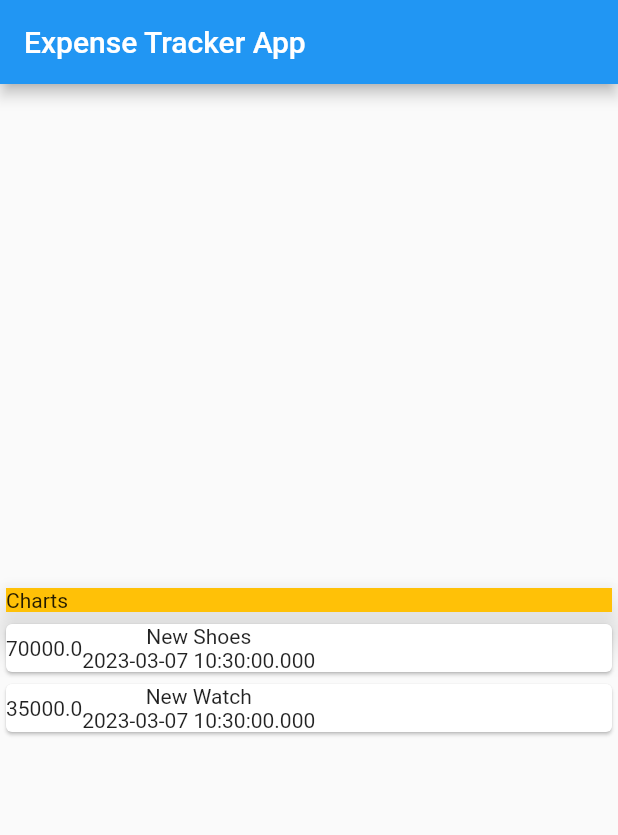
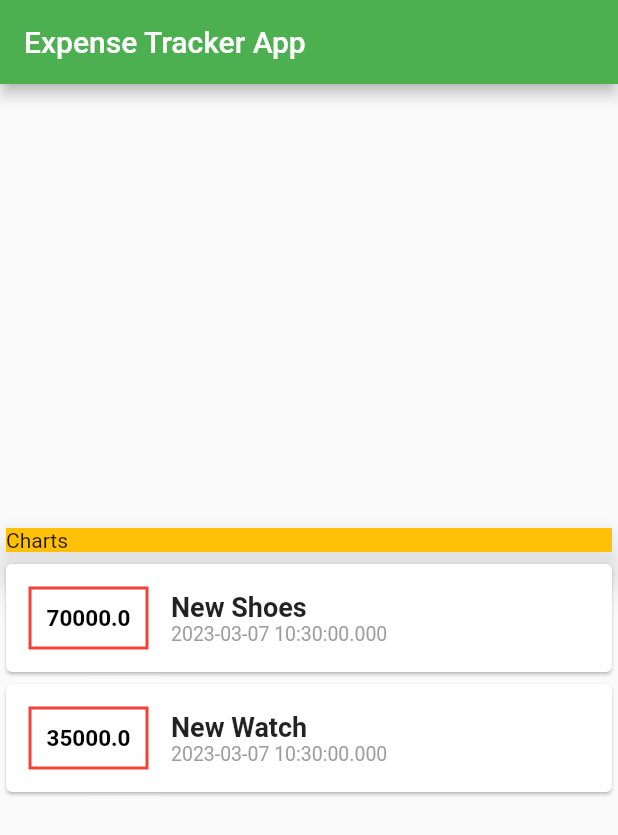
Before and after one commit to TRohit20/Flutter-Playground, a Flutter app: the screen it shows after launch, on a phone screen of 412 x 824 dp. Shown: the top 835 px of the screen. Run offline on Flutter 3.47's test engine with Material 2 defaults, Android fonts, the phone set to English and light mode, and no system bars; our stand-ins replace firebase_auth, firebase_core; missing offline and left inert: dart:ffi; accounts and stored records are empty.

Commit message:
Styling the Transaction list
Learning to style different elements like cards, containers, text and more

```diff
--- a/expense_tracker/lib/main.dart
+++ b/expense_tracker/lib/main.dart
@@ -28,6 +28,7 @@ class MyHomePage extends StatelessWidget {
     return Scaffold(
       appBar: AppBar(
         title: const Text('Expense Tracker App'),
+        backgroundColor: Colors.green,
       ),
       body: Column(
         mainAxisAlignment: MainAxisAlignment.center,
@@ -49,12 +50,34 @@ class MyHomePage extends StatelessWidget {
                 child: Row(
                   children: <Widget>[
                     Container(
-                      child: Text(tx.amount.toString()),
+                      margin: const EdgeInsets.all(15),
+                      padding: const EdgeInsets.all(10),
+                      decoration: BoxDecoration(
+                          border: Border.all(color: Colors.red, width: 2)),
+                      child: Text(
+                        tx.amount.toString(),
+                        style: const TextStyle(
+                            color: Colors.black,
+                            fontSize: 15,
+                            fontWeight: FontWeight.bold),
+                      ),
                     ),
                     Column(
+                      mainAxisAlignment: MainAxisAlignment.spaceBetween,
+                      crossAxisAlignment: CrossAxisAlignment.start,
                       children: <Widget>[
-                        Text(tx.title),
-                        Text(tx.date.toString())
+                        Text(
+                          tx.title,
+                          style: const TextStyle(
+                            fontWeight: FontWeight.bold,
+                            fontSize: 18,
+                          ),
+                        ),
+                        Text(
+                          tx.date.toString(),
+                          style:
+                              const TextStyle(color: Colors.grey, fontSize: 13),
+                        )
                       ],
                     )
                   ],
```
